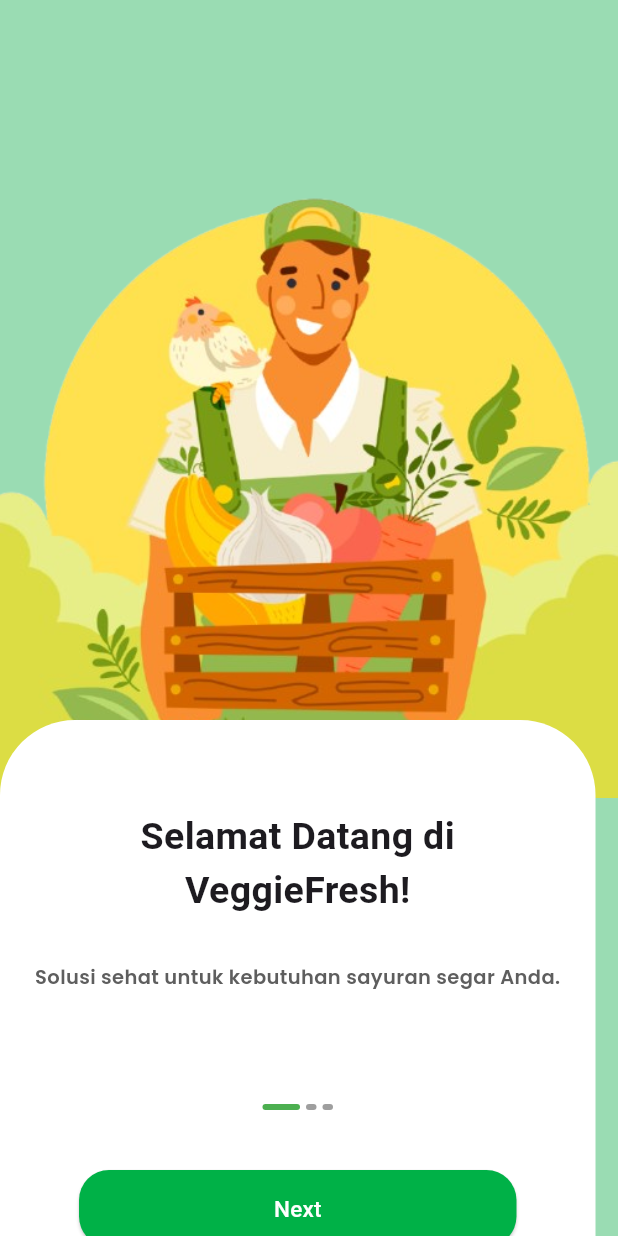
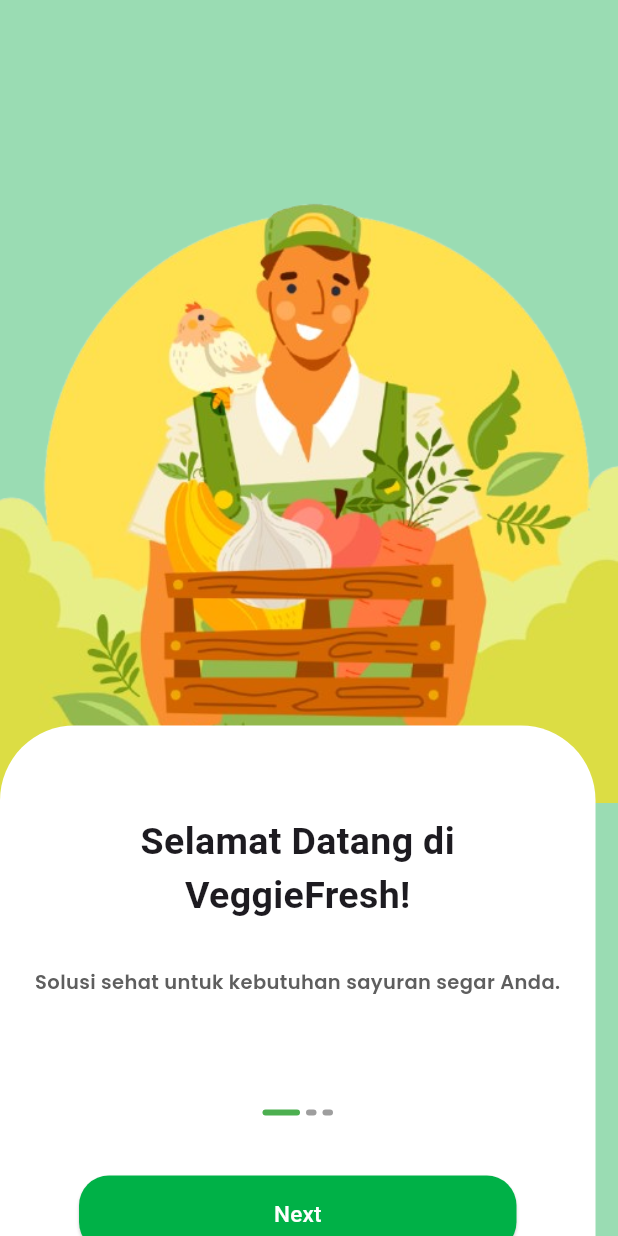
Before and after one commit to Ikhvan3/shamo_app, a Flutter app: the screen it shows after launch, on a phone screen of 412 x 824 dp. Run offline on Flutter 3.47's test engine with Material 3 defaults, Android fonts, the phone set to English and light mode, and no system bars; drawn by our look-alikes of showcaseview; our stand-ins replace carousel_slider, cloud_firestore, firebase_auth, firebase_core, google_fonts, shared_preferences; missing offline and left inert: midtrans_snap, mobile_scanner; accounts and stored records are empty; network calls fail.

Commit message:
konfigurasi responsive start

```diff
--- a/lib/pages/start/startpage1.dart
+++ b/lib/pages/start/startpage1.dart
@@ -38,6 +38,9 @@ class _StartPage1State extends State<StartPage1>
 
   @override
   Widget build(BuildContext context) {
+    // Mendapatkan ukuran layar
+    final size = MediaQuery.of(context).size;
+
     Widget _buildIndicator1() {
       // Tambahkan pengecekan saat membangun animasi
       if (!_controller.isAnimating && !_controller.isCompleted) {
@@ -97,7 +100,7 @@ class _StartPage1State extends State<StartPage1>
       body: Column(
         children: [
           SizedBox(
-            height: 120,
+            height: size.height * 0.15,
           ),
           Container(
             child: Stack(
```
